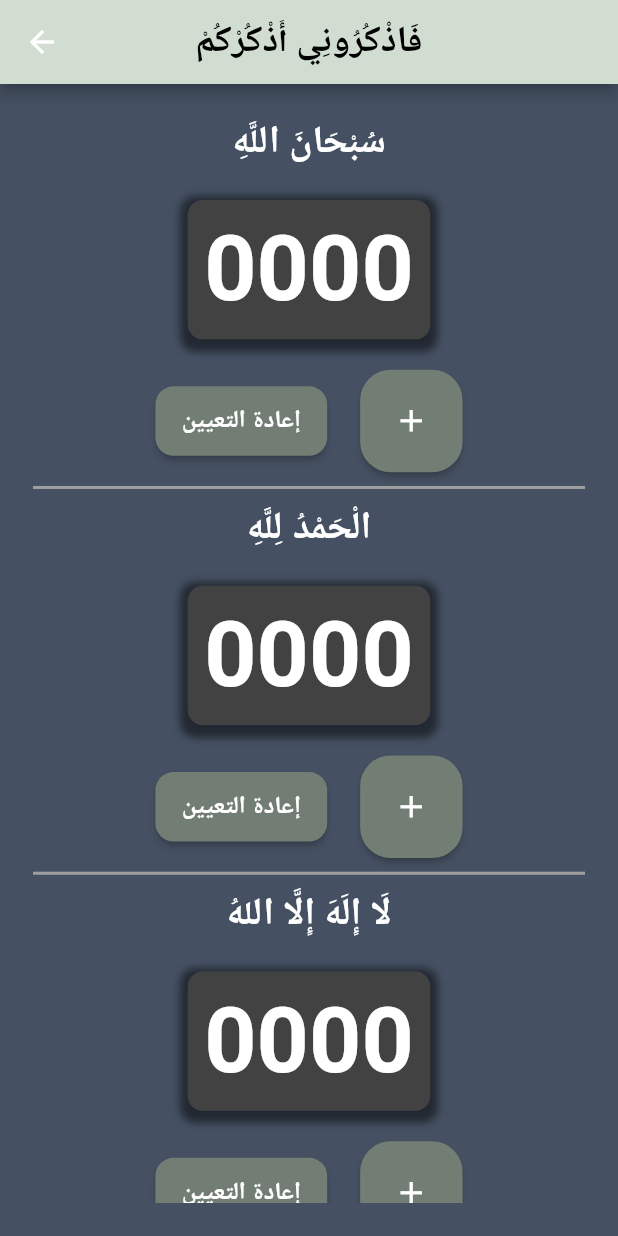
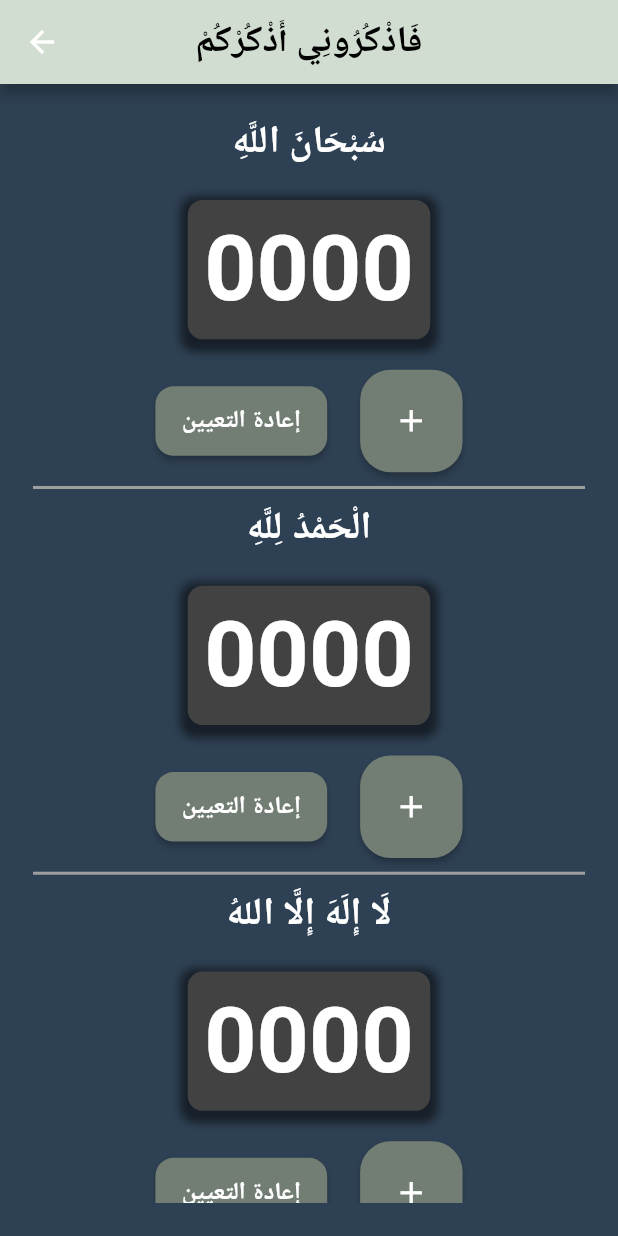
Before and after one commit to moaz-abdeltawab92/Tazkira, a Flutter app: the screen it shows after launch, after a tap on "سبحة الكترونية", on a phone screen of 412 x 824 dp. Run offline on Flutter 3.47's test engine with Material 3 defaults, Android fonts, the phone set to English and light mode, and no system bars; our stand-ins replace firebase_core, flutter_screenutil, google_fonts, shared_preferences; missing offline and left inert: quran_library; accounts and stored records are empty; Roboto replaces fonts that are missing (Tajawal).

Commit message:
update color and name of sabha screen

```diff
--- a/lib/presentation/screens/sabha_screen.dart
+++ b/lib/presentation/screens/sabha_screen.dart
@@ -4,8 +4,8 @@ import 'package:google_fonts/google_fonts.dart';
 import 'package:tazkira_app/data/tasbeeh_list.dart';
 import 'package:tazkira_app/presentation/widgets/counter/counter_item.dart';
 
-class ZakrScreen extends StatelessWidget {
-  const ZakrScreen({super.key});
+class SabhaScreen extends StatelessWidget {
+  const SabhaScreen({super.key});
 
   @override
   Widget build(BuildContext context) {
@@ -22,7 +22,7 @@ class ZakrScreen extends StatelessWidget {
         ),
         centerTitle: true,
       ),
-      backgroundColor: const Color.fromARGB(255, 69, 81, 99),
+      backgroundColor: const Color(0xff2E4053), // لون الخلفية
       body: Padding(
         padding: EdgeInsets.all(20.w),
         child: ListView.separated(
--- a/lib/presentation/widgets/models/all_categories.dart
+++ b/lib/presentation/widgets/models/all_categories.dart
@@ -16,7 +16,7 @@ class AllCategories extends StatelessWidget {
     List<Map<String, dynamic>> categories = [
       {
         "text": "سبحة الكترونية",
-        "screen": const ZakrScreen(),
+        "screen": const SabhaScreen(),
       },
       {
         "text": "قرآن كريم",
```
